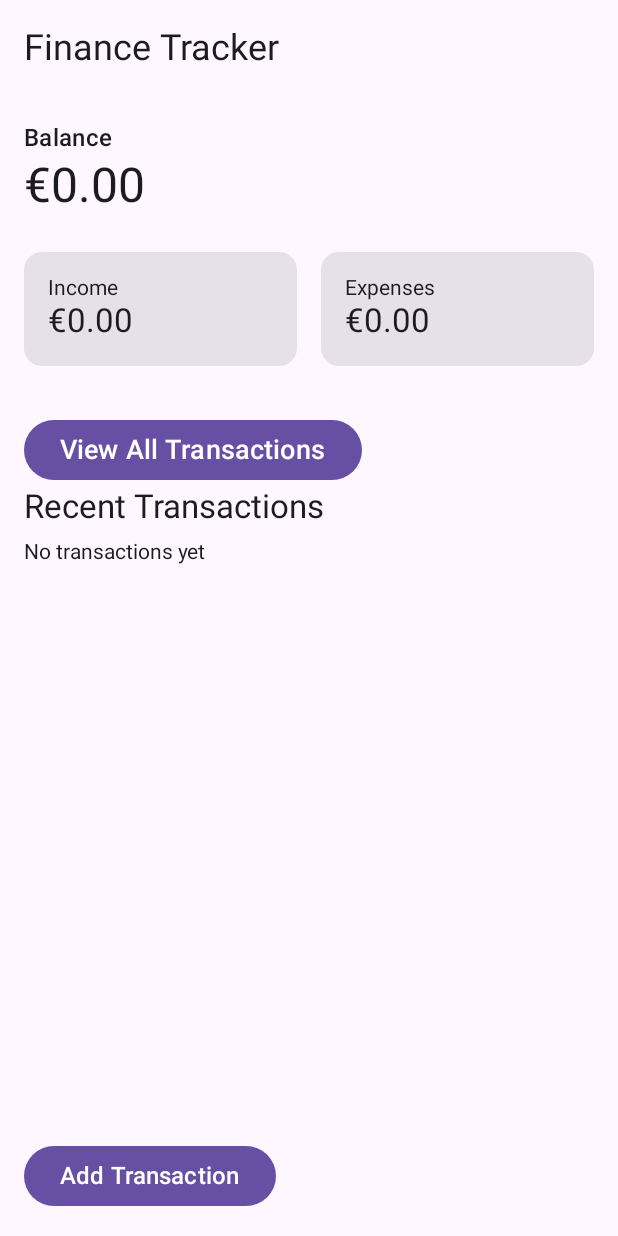
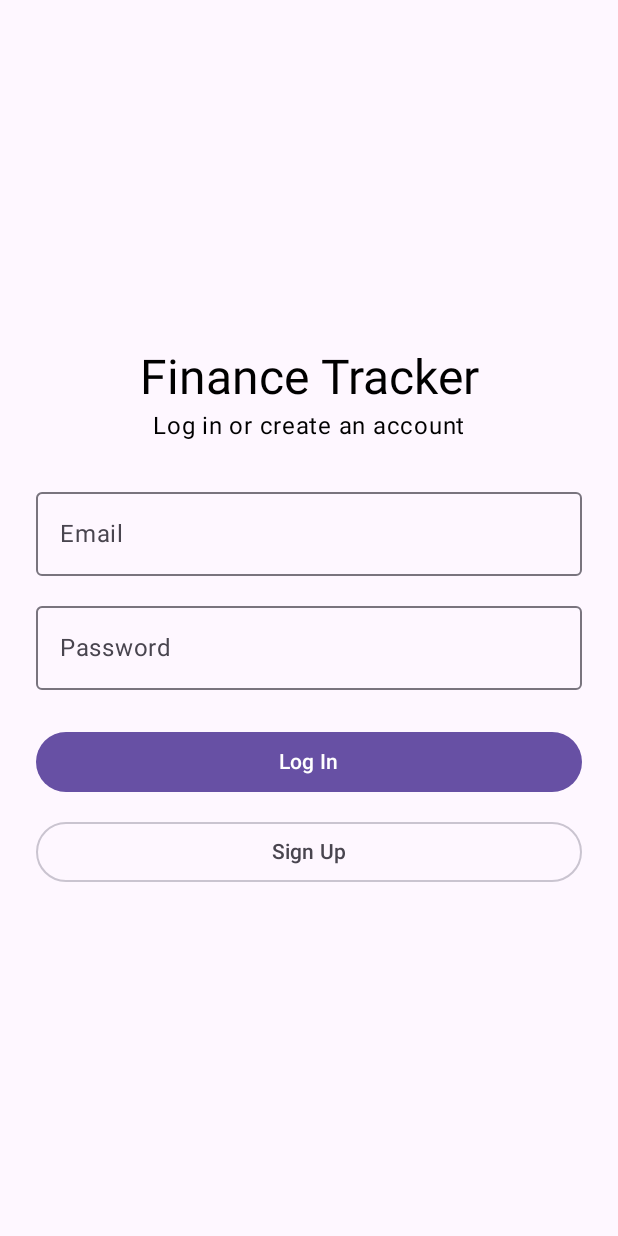
Before and after one commit to Alainel27/Personal-Finance-and-Budget-Tracker---Mobile-App-Dev-Assignment, an Android app built with Jetpack Compose: the screen it shows after launch (MainActivity), on a phone screen of 412 x 824 dp. Run offline under Robolectric (Android 15) with nearby library versions, the phone set to English and light mode, and no system bars; pictures from the network do not load.

Commit message:
Added local email/password login, signup and logout

```diff
--- /dev/null
+++ b/app/src/main/java/com/example/mad_ca1_27/activities/LoginScreen.kt
@@ -0,0 +1,132 @@
+package com.example.mad_ca1_27.activities
+
+import androidx.compose.foundation.layout.Arrangement
+import androidx.compose.foundation.layout.Column
+import androidx.compose.foundation.layout.Spacer
+import androidx.compose.foundation.layout.fillMaxSize
+import androidx.compose.foundation.layout.fillMaxWidth
+import androidx.compose.foundation.layout.height
+import androidx.compose.foundation.layout.padding
+import androidx.compose.foundation.text.KeyboardOptions
+import androidx.compose.material3.Button
+import androidx.compose.material3.MaterialTheme
+import androidx.compose.material3.OutlinedButton
+import androidx.compose.material3.OutlinedTextField
+import androidx.compose.material3.Text
+import androidx.compose.runtime.Composable
+import androidx.compose.runtime.getValue
+import androidx.compose.runtime.mutableStateOf
+import androidx.compose.runtime.remember
+import androidx.compose.runtime.setValue
+import androidx.compose.ui.Alignment
+import androidx.compose.ui.Modifier
+import androidx.compose.ui.text.input.KeyboardType
+import androidx.compose.ui.text.input.PasswordVisualTransformation
+import androidx.compose.ui.unit.dp
+import com.example.mad_ca1_27.main.AuthManager
+
+@Composable
+fun LoginScreen(onLoginSuccess: () -> Unit) {
+    var email by remember { mutableStateOf("") }
+    var password by remember { mutableStateOf("") }
+    var errorMessage by remember { mutableStateOf("") }
+
+    fun inputsValid(): Boolean {
+        if (email.isBlank() || password.isBlank()) {
+            errorMessage = "Enter your email and password"
+            return false
+        }
+        if (password.length < 6 ) {
+            errorMessage = "Password must be at least 6 characters"
+            return false
+        }
+        return true
+    }
+
+    Column(
+        modifier = Modifier
+            .fillMaxSize()
+            .padding(24.dp),
+        verticalArrangement = Arrangement.Center,
+        horizontalAlignment = Alignment.CenterHorizontally
+    ) {
+        Text(
+            text = "Finance Tracker",
+            style = MaterialTheme.typography.headlineLarge
+        )
+        Text(
+            text = "Log in or create an account",
+            style = MaterialTheme.typography.bodyLarge
+        )
+
+        Spacer(modifier = Modifier.height(24.dp))
+
+        OutlinedTextField(
+            value = email,
+            onValueChange = {
+                email = it
+                errorMessage = ""
+            },
+            label = {Text("Email")},
+            singleLine = true,
+            keyboardOptions = KeyboardOptions(keyboardType = KeyboardType.Email),
+            modifier = Modifier.fillMaxWidth()
+        )
+
+        Spacer(modifier = Modifier.height(12.dp))
+
+        OutlinedTextField(
+            value = password,
+            onValueChange = {
+                password = it
+                errorMessage = ""
+            },
+            label = {Text("Password")},
+            singleLine = true,
+            visualTransformation = PasswordVisualTransformation(),
+            keyboardOptions = KeyboardOptions(keyboardType = KeyboardType.Password),
+            modifier = Modifier.fillMaxWidth()
+
+        )
+
+        if (errorMessage.isNotEmpty()) {
+            Spacer(modifier = Modifier.height(8.dp))
+            Text(
+                text = errorMessage,
+                color = MaterialTheme.colorScheme.error
+            )
+        }
+
+        Spacer(modifier = Modifier.height(24.dp))
+
+        Button(
+            onClick = {
+                if (inputsValid()) {
+                    val error = AuthManager.logIn(email, password)
+                    if (error == null) onLoginSuccess() else errorMessage = error
+                }
+            },
+            modifier = Modifier.fillMaxWidth()
+        ) {
+            Text("Log In")
+        }
+
+        Spacer(modifier = Modifier.height(12.dp))
+
+        OutlinedButton(
+            onClick = {
+                if (inputsValid()) {
+                    val error = AuthManager.signUp(email, password)
+                    if (error == null) onLoginSuccess() else errorMessage = error
+                }
+            },
+            modifier = Modifier.fillMaxWidth()
+        ) {
+            Text("Sign Up")
+        }
+
+
+
+
+    }
+}
--- a/app/src/main/java/com/example/mad_ca1_27/activities/MainActivity.kt
+++ b/app/src/main/java/com/example/mad_ca1_27/activities/MainActivity.kt
@@ -22,9 +22,7 @@ import androidx.compose.runtime.Composable
 import androidx.compose.ui.Modifier
 import androidx.compose.ui.unit.dp
 import com.example.mad_ca1_27.main.AppData
-import com.example.mad_ca1_27.models.Transaction
 import android.content.Intent
-import androidx.compose.material3.OutlinedTextField
 import androidx.compose.material3.TextButton
 import androidx.compose.ui.platform.LocalContext
 import androidx.lifecycle.Lifecycle
@@ -36,11 +34,8 @@ import androidx.compose.runtime.remember
 import androidx.compose.runtime.setValue
 import androidx.compose.ui.Alignment
 import androidx.compose.ui.unit.sp
-import androidx.core.splashscreen.SplashScreen
 import androidx.lifecycle.compose.LocalLifecycleOwner
-import androidx.navigation.NavHost
-import androidx.navigation.Navigation
-import androidx.navigation.compose.rememberNavController
+import com.example.mad_ca1_27.main.AuthManager
 import com.example.mad_ca1_27.navigation.AppNavigation
 
 
@@ -54,6 +49,8 @@ class MainActivity : ComponentActivity() {
     override fun onCreate(savedInstanceState: Bundle?) {
         super.onCreate(savedInstanceState)
         AppData.initialise(applicationContext)
+        //Auth
+        AuthManager.initialise(applicationContext)
         //sets up screen interface
        setContent {
            //shows the dashboard
@@ -67,7 +64,7 @@ class MainActivity : ComponentActivity() {
 
 //the function dashboard that displays the balance, income, expenses, recent transactions and add transaction button along with edit button
 @Composable
-fun FinanceTrackerScreen(onViewAll: () -> Unit) {
+fun FinanceTrackerScreen(onViewAll: () -> Unit, onLogout: () -> Unit) {
     //declares the variable that cannot be reassigned
     //context is used in AddEdit when a user wants to add or edit a transaction
     val context = LocalContext.current
@@ -125,12 +122,25 @@ fun FinanceTrackerScreen(onViewAll: () -> Unit) {
     //structure for the screen
     Scaffold(
         topBar = {
+            Row(
+                modifier = Modifier
+                    .fillMaxWidth()
+                    .padding(16.dp),
+                horizontalArrangement = Arrangement.SpaceBetween,
+                verticalAlignment = Alignment.CenterVertically
+            ) {
+
+
             Text(
                 //heading displayed
                 text = "Finance Tracker",
                 style = MaterialTheme.typography.headlineSmall,
                 modifier = Modifier.padding(16.dp)
             )
+                TextButton(onClick = onLogout) {
+                    Text("Log Out")
+                }
+            }
         }
     ) {paddingValues ->
 
--- a/app/src/main/java/com/example/mad_ca1_27/navigation/AppNavigation.kt
+++ b/app/src/main/java/com/example/mad_ca1_27/navigation/AppNavigation.kt
@@ -7,14 +7,19 @@ import androidx.navigation.compose.NavHost
 import androidx.navigation.compose.composable
 import androidx.navigation.compose.rememberNavController
 import com.example.mad_ca1_27.activities.FinanceTrackerScreen
+import com.example.mad_ca1_27.activities.LoginScreen
 import com.example.mad_ca1_27.activities.SplashScreen
 import com.example.mad_ca1_27.activities.TransactionListScreen
+import com.example.mad_ca1_27.main.AuthManager
+import com.example.mad_ca1_27.activities.MainActivity
 
 
 object Routes {
     const val SPLASH = "splash"
     const val HOME = "home"
     const val TRANSACTIONS = "transactions"
+
+    const val LOGIN = "login"
 }
 
 @Composable
@@ -25,16 +30,36 @@ fun AppNavigation() {
         composable ( Routes.SPLASH ){
             SplashScreen(
                 onFinished = {
-                    navController.navigate(Routes.HOME){
-
-                    popUpTo(Routes.SPLASH) {inclusive = true}
+                   val destination = if(AuthManager.currentUser != null){
+                       Routes.HOME
+                   }else{
+                       Routes.LOGIN
+                   }
+                    navController.navigate(destination) {
+                        popUpTo(Routes.SPLASH) { inclusive = true}
                     }
                 }
             )
         }
-        composable (Routes.HOME) {
-            FinanceTrackerScreen(
-            onViewAll = {navController.navigate(Routes.TRANSACTIONS)})
+        composable (Routes.LOGIN) {
+            LoginScreen(
+                onLoginSuccess = {
+                    navController.navigate(Routes.HOME) {
+                        popUpTo(Routes.LOGIN) {inclusive = true}
+                    }
+                }
+            )
+        }
+        composable(Routes.HOME){
+            FinanceTrackerScreen (
+                onViewAll = {navController.navigate(Routes.TRANSACTIONS)},
+                onLogout = {
+                    AuthManager.logOut()
+                    navController.navigate(Routes.LOGIN) {
+                        popUpTo(Routes.HOME) {inclusive = true}
+                    }
+                }
+            )
         }
         composable ( Routes.TRANSACTIONS ){
             TransactionListScreen()
```
Also changed, not shown: app/src/main/java/com/example/mad_ca1_27/main/AuthManager.kt (added, +47 -0 lines).
